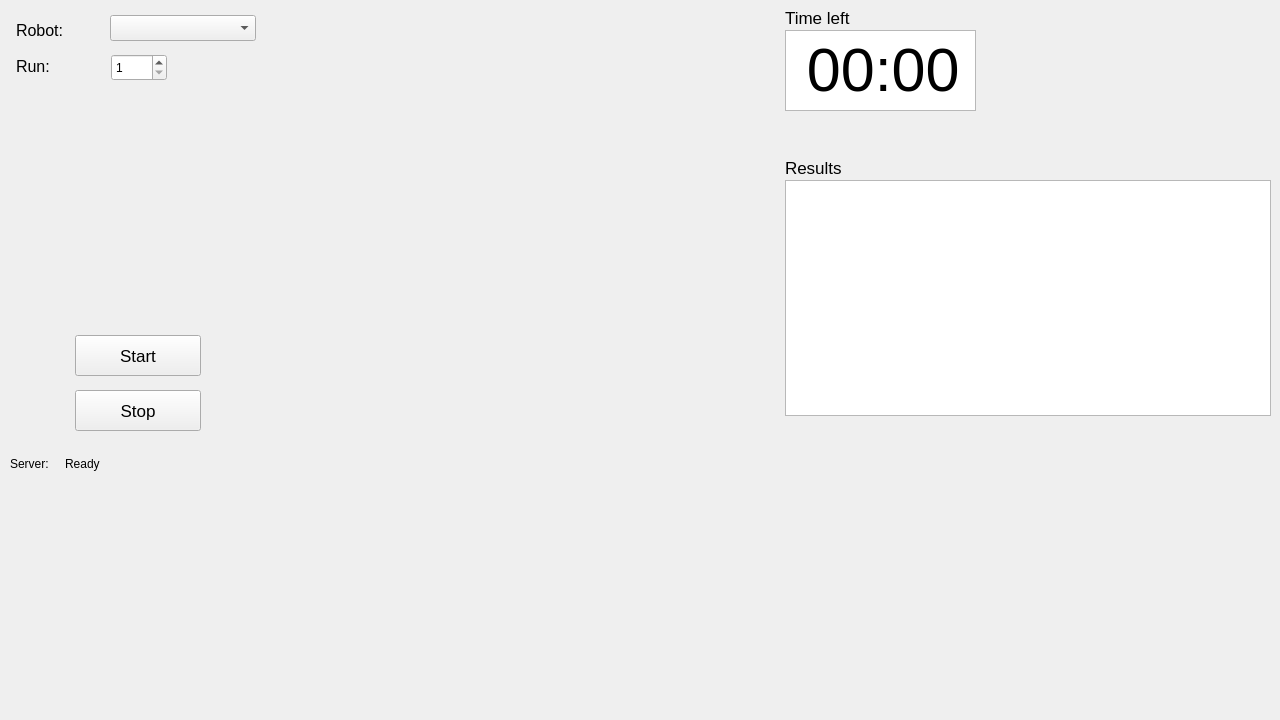
Before: the Qt Designer form gui/benchmark_gui/src/benchmark_gui/benchmark_gui.ui in madrob-beast/eurobench_benchmarking_software, drawn with Qt 5.
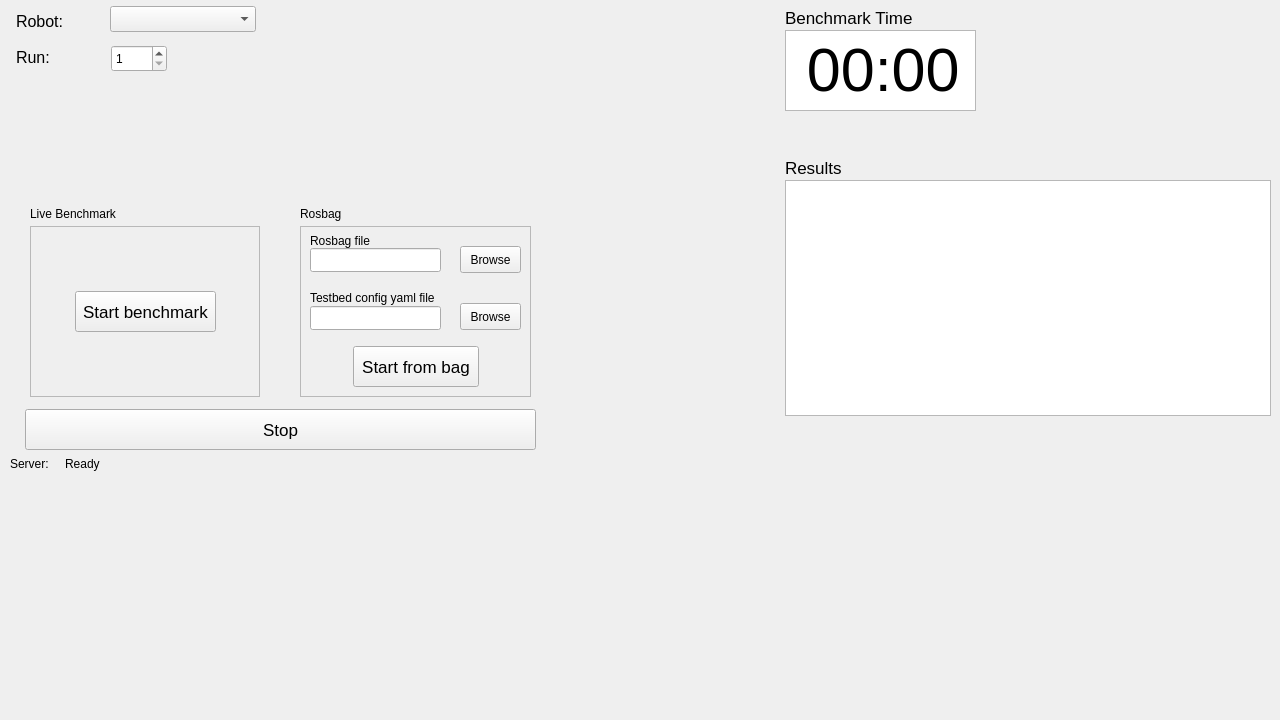
After: the same form once the commit is applied.

Commit message: Add rosbag loading for offline benchmarking

```diff
--- a/gui/benchmark_gui/src/benchmark_gui/benchmark_gui.ui
+++ b/gui/benchmark_gui/src/benchmark_gui/benchmark_gui.ui
@@ -20,7 +20,7 @@
    <property name="geometry">
     <rect>
      <x>110</x>
-     <y>15</y>
+     <y>6</y>
      <width>146</width>
      <height>26</height>
     </rect>
@@ -35,7 +35,7 @@
    <property name="geometry">
     <rect>
      <x>16</x>
-     <y>20</y>
+     <y>11</y>
      <width>91</width>
      <height>21</height>
     </rect>
@@ -52,8 +52,8 @@
   <widget class="QLabel" name="robot_name_label">
    <property name="geometry">
     <rect>
-     <x>80</x>
-     <y>232</y>
+     <x>100</x>
+     <y>90</y>
      <width>116</width>
      <height>36</height>
     </rect>
@@ -73,8 +73,8 @@
   <widget class="QLabel" name="benchmark_name_label">
    <property name="geometry">
     <rect>
-     <x>35</x>
-     <y>275</y>
+     <x>55</x>
+     <y>131</y>
      <width>206</width>
      <height>36</height>
     </rect>
@@ -91,30 +91,12 @@
     <set>Qt::AlignCenter</set>
    </property>
   </widget>
-  <widget class="QPushButton" name="start_button">
-   <property name="geometry">
-    <rect>
-     <x>75</x>
-     <y>335</y>
-     <width>126</width>
-     <height>41</height>
-    </rect>
-   </property>
-   <property name="font">
-    <font>
-     <pointsize>13</pointsize>
-    </font>
-   </property>
-   <property name="text">
-    <string>Start</string>
-   </property>
-  </widget>
   <widget class="QPushButton" name="stop_button">
    <property name="geometry">
     <rect>
-     <x>75</x>
-     <y>390</y>
-     <width>126</width>
+     <x>25</x>
+     <y>409</y>
+     <width>511</width>
      <height>41</height>
     </rect>
    </property>
@@ -158,7 +140,7 @@
     <rect>
      <x>785</x>
      <y>5</y>
-     <width>131</width>
+     <width>151</width>
      <height>26</height>
     </rect>
    </property>
@@ -168,7 +150,7 @@
     </font>
    </property>
    <property name="text">
-    <string>Time left</string>
+    <string>Benchmark Time</string>
    </property>
   </widget>
   <widget class="QLabel" name="results_label">
@@ -246,7 +228,7 @@
    <property name="geometry">
     <rect>
      <x>16</x>
-     <y>56</y>
+     <y>47</y>
      <width>81</width>
      <height>21</height>
     </rect>
@@ -264,7 +246,7 @@
    <property name="geometry">
     <rect>
      <x>111</x>
-     <y>54</y>
+     <y>45</y>
      <width>56</width>
      <height>27</height>
     </rect>
@@ -276,6 +258,172 @@
     <number>999</number>
    </property>
   </widget>
+  <widget class="QFrame" name="frame">
+   <property name="geometry">
+    <rect>
+     <x>30</x>
+     <y>226</y>
+     <width>230</width>
+     <height>171</height>
+    </rect>
+   </property>
+   <property name="frameShape">
+    <enum>QFrame::StyledPanel</enum>
+   </property>
+   <property name="frameShadow">
+    <enum>QFrame::Raised</enum>
+   </property>
+   <widget class="QPushButton" name="start_button">
+    <property name="geometry">
+     <rect>
+      <x>45</x>
+      <y>65</y>
+      <width>141</width>
+      <height>41</height>
+     </rect>
+    </property>
+    <property name="font">
+     <font>
+      <pointsize>13</pointsize>
+     </font>
+    </property>
+    <property name="text">
+     <string>Start benchmark</string>
+    </property>
+   </widget>
+  </widget>
+  <widget class="QFrame" name="frame_2">
+   <property name="geometry">
+    <rect>
+     <x>300</x>
+     <y>226</y>
+     <width>231</width>
+     <height>171</height>
+    </rect>
+   </property>
+   <property name="frameShape">
+    <enum>QFrame::StyledPanel</enum>
+   </property>
+   <property name="frameShadow">
+    <enum>QFrame::Raised</enum>
+   </property>
+   <widget class="QPushButton" name="start_from_bag_button">
+    <property name="geometry">
+     <rect>
+      <x>53</x>
+      <y>120</y>
+      <width>126</width>
+      <height>41</height>
+     </rect>
+    </property>
+    <property name="font">
+     <font>
+      <pointsize>13</pointsize>
+     </font>
+    </property>
+    <property name="text">
+     <string>Start from bag</string>
+    </property>
+   </widget>
+   <widget class="QPushButton" name="rosbag_path_browse">
+    <property name="geometry">
+     <rect>
+      <x>160</x>
+      <y>20</y>
+      <width>61</width>
+      <height>27</height>
+     </rect>
+    </property>
+    <property name="text">
+     <string>Browse</string>
+    </property>
+   </widget>
+   <widget class="QPushButton" name="testbed_yaml_browse">
+    <property name="geometry">
+     <rect>
+      <x>160</x>
+      <y>77</y>
+      <width>61</width>
+      <height>27</height>
+     </rect>
+    </property>
+    <property name="text">
+     <string>Browse</string>
+    </property>
+   </widget>
+   <widget class="QLabel" name="label_3">
+    <property name="geometry">
+     <rect>
+      <x>10</x>
+      <y>7</y>
+      <width>101</width>
+      <height>16</height>
+     </rect>
+    </property>
+    <property name="text">
+     <string>Rosbag file</string>
+    </property>
+   </widget>
+   <widget class="QLabel" name="label_4">
+    <property name="geometry">
+     <rect>
+      <x>10</x>
+      <y>64</y>
+      <width>151</width>
+      <height>16</height>
+     </rect>
+    </property>
+    <property name="text">
+     <string>Testbed config yaml file</string>
+    </property>
+   </widget>
+   <widget class="QLineEdit" name="rosbag_path_edit">
+    <property name="geometry">
+     <rect>
+      <x>10</x>
+      <y>22</y>
+      <width>131</width>
+      <height>24</height>
+     </rect>
+    </property>
+   </widget>
+   <widget class="QLineEdit" name="testbed_yaml_edit">
+    <property name="geometry">
+     <rect>
+      <x>10</x>
+      <y>80</y>
+      <width>131</width>
+      <height>24</height>
+     </rect>
+    </property>
+   </widget>
+  </widget>
+  <widget class="QLabel" name="label">
+   <property name="geometry">
+    <rect>
+     <x>30</x>
+     <y>206</y>
+     <width>101</width>
+     <height>16</height>
+    </rect>
+   </property>
+   <property name="text">
+    <string>Live Benchmark</string>
+   </property>
+  </widget>
+  <widget class="QLabel" name="label_2">
+   <property name="geometry">
+    <rect>
+     <x>300</x>
+     <y>206</y>
+     <width>101</width>
+     <height>16</height>
+    </rect>
+   </property>
+   <property name="text">
+    <string>Rosbag</string>
+   </property>
+  </widget>
   <zorder>robot_combo</zorder>
   <zorder>robot_label</zorder>
   <zorder>benchmark_name_label</zorder>
```
Left out of the diff: 9 changed lines with no effect on the pictures. The commit also changes 22 other files.
